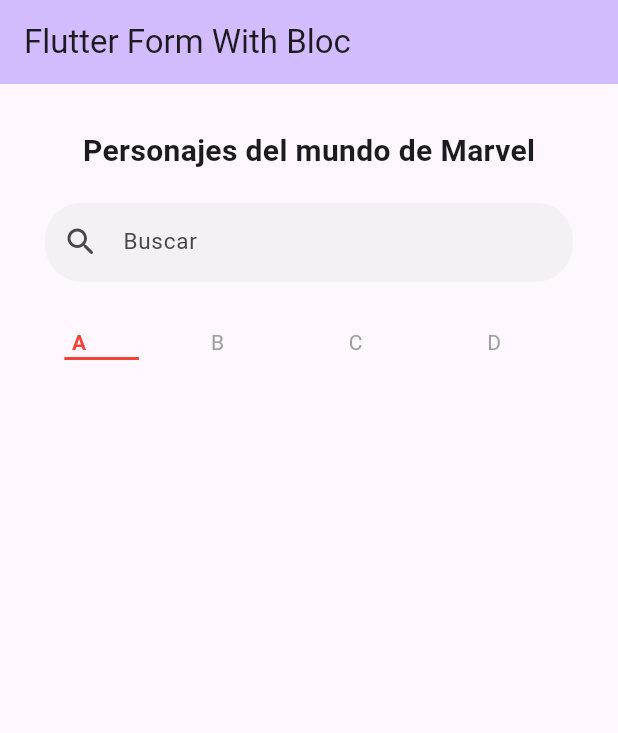
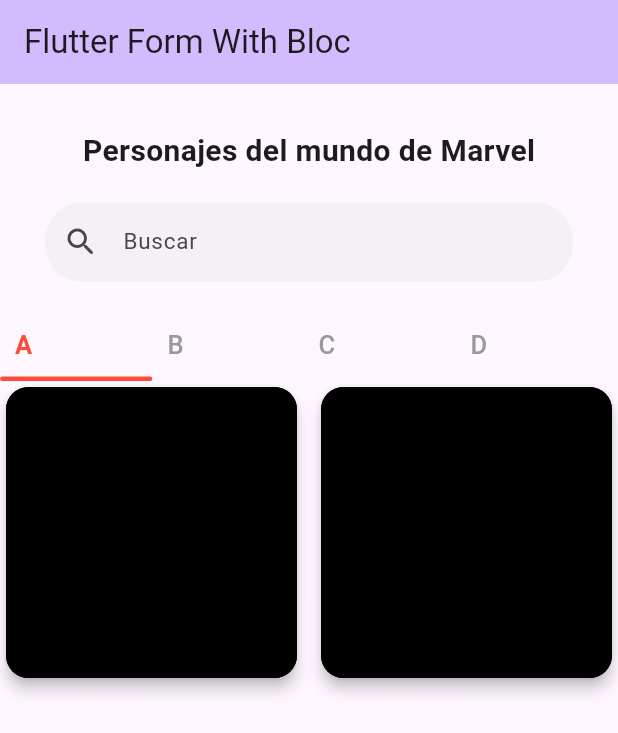
Before and after one commit to CarlosArango/flutter-sergio-clases, a Flutter app: the screen it shows after launch, on a phone screen of 412 x 824 dp. Shown: the top 733 px of the screen. Run offline on Flutter 3.47's test engine with Material 3 defaults, Android fonts, the phone set to English and light mode, and no system bars; our stand-ins replace equatable, flutter_bloc, formz.

Commit message:
grid view and tabs

```diff
--- a/lib/home/presentation/page/home_page.dart
+++ b/lib/home/presentation/page/home_page.dart
@@ -1,6 +1,6 @@
-import 'package:flutter/cupertino.dart';
 import 'package:flutter/material.dart';
-import 'package:flutter/widgets.dart';
+
+import 'package:flutter_application_improves/home/presentation/widgets/tabs_widget.dart';
 
 class HomePage extends StatelessWidget {
   const HomePage({super.key});
@@ -10,9 +10,39 @@
     return const Scaffold(
       appBar: null,
       body: Column(
+        children: [HomePageHeaderWidget(), HomePageBodyWidget()],
+      ),
+    );
+  }
+}
+
+class ListViewNumbers extends StatelessWidget {
+  const ListViewNumbers({super.key});
+
+  @override
+  Widget build(BuildContext context) {
+    final List<int> numbers = List.generate(100, (index) => index + 1);
+
+    return Expanded(
+      child: Column(
         children: [
-          HomePageHeaderWidget(),
-          HomePageBodyWidget(),
+          Expanded(
+            child: ListView.builder(
+              itemCount: numbers.length,
+              itemBuilder: (context, index) {
+                return ListTile(
+                  title: Text(
+                    '${numbers[index]}',
+                    style: const TextStyle(fontSize: 18.0),
+                  ),
+                  onTap: () {
+                    // Acción cuando se selecciona un número en la lista
+                    print('Número seleccionado: ${numbers[index]}');
+                  },
+                );
+              },
+            ),
+          )
         ],
       ),
     );
@@ -86,15 +116,27 @@
 
   @override
   Widget build(BuildContext context) {
-    return Column(
+    return Flexible(
+      child: Column(
         children: [
-        CustomTabWidget(
-          options: _options,
-          selectedIndex: _selectedIndex,
-          onTabChanged: indexState,
+          TabsWidget(
+            onCallBackTabValue: (String value) {
+              ScaffoldMessenger.of(context).clearSnackBars();
+              final snackBar = SnackBar(
+                content: Text(value),
+                action: SnackBarAction(
+                  label: 'Undo',
+                  onPressed: () {
+                    // Some code to undo the change.
+                  },
                 ),
-        // CardListWidget(),
+              );
+              ScaffoldMessenger.of(context).showSnackBar(snackBar);
+            },
+          ),
+          const CardListWidget(),
         ],
+      ),
     );
   }
 }
@@ -167,10 +209,10 @@
   @override
   Widget build(BuildContext context) {
     List<CharacterCardItem> mockItemList = [
-      // CharacterCardItem(
-      //     imageUrl: 'url1', description: 'Description 1', comicsAmmount: '25'),
-      // CharacterCardItem(
-      //     imageUrl: 'url2', description: 'Description 2', comicsAmmount: '32'),
+      CharacterCardItem(
+          imageUrl: 'url1', description: 'Description 1', comicsAmmount: '25'),
+      CharacterCardItem(
+          imageUrl: 'url2', description: 'Description 2', comicsAmmount: '32'),
       // CharacterCardItem(
       //     imageUrl: 'url3', description: 'Description 3', comicsAmmount: '55'),
       // CharacterCardItem(
@@ -179,31 +221,22 @@
       //     imageUrl: 'url5', description: 'Description 5', comicsAmmount: '652'),
     ];
     return Expanded(
-      child: ListView.builder(
-        itemCount: (mockItemList.length / 2).ceil(),
+      child: GridView.builder(
+        scrollDirection: Axis.vertical,
+        gridDelegate: const SliverGridDelegateWithFixedCrossAxisCount(
+          crossAxisCount: 2, // number of items in each row
+          mainAxisSpacing: 8.0, // spacing between rows
+          crossAxisSpacing: 8.0, // spacing between columns
+        ),
+        itemCount: mockItemList.length,
         itemBuilder: ((context, index) {
-          return Row(
-            children: [
-              Flexible(
+          return Flexible(
             fit: FlexFit.loose,
             child: CharacterCardWidget(
-                    imageUrl: mockItemList[index * 2].imageUrl,
-                    description: mockItemList[index * 2].description,
-                    comicsAmmount: mockItemList[index * 2].comicsAmmount,
-                  )),
-              const SizedBox(width: 8),
-              Flexible(
-                fit: FlexFit.loose,
-                child: index * 2 + 1 < mockItemList.length
-                    ? CharacterCardWidget(
-                        imageUrl: mockItemList[index * 2 + 1].imageUrl,
-                        description: mockItemList[index * 2 + 1].description,
-                        comicsAmmount:
-                            mockItemList[index * 2 + 1].comicsAmmount,
-                      )
-                    : const SizedBox(),
+              imageUrl: mockItemList[index].imageUrl,
+              description: mockItemList[index].description,
+              comicsAmmount: mockItemList[index].comicsAmmount,
             ),
-            ],
           );
         }),
       ),
@@ -227,8 +260,14 @@
   Widget build(BuildContext context) {
     return Card(
       elevation: 4,
+      color: Colors.black,
       shape: RoundedRectangleBorder(
+        side: const BorderSide(color: Colors.black, width: 1),
         borderRadius: BorderRadius.circular(15.0),
+      ),
+      child: SizedBox(
+        height: 20,
+        width: 7000,
       ),
     );
   }
--- /dev/null
+++ b/lib/home/presentation/widgets/tabs_widget.dart
@@ -0,0 +1,80 @@
+import 'package:flutter/material.dart';
+
+class TabsWidget extends StatelessWidget {
+  const TabsWidget({super.key, required this.onCallBackTabValue});
+  final Function(String) onCallBackTabValue;
+
+  @override
+  Widget build(BuildContext context) {
+    return _TabBarLetters(
+      onCallBackTabValue: onCallBackTabValue,
+    );
+  }
+}
+
+class _TabBarLetters extends StatefulWidget {
+  const _TabBarLetters({required this.onCallBackTabValue});
+  final Function(String) onCallBackTabValue;
+  @override
+  State<_TabBarLetters> createState() => _TabBarLettersState();
+}
+
+class _TabBarLettersState extends State<_TabBarLetters>
+    with SingleTickerProviderStateMixin {
+  TabController? _tabController;
+  int? tabIndex;
+
+  @override
+  void initState() {
+    _tabController = TabController(length: letters().length, vsync: this);
+
+    super.initState();
+  }
+
+  @override
+  Widget build(BuildContext context) {
+    return TabBar(
+      controller: _tabController,
+      onTap: (value) {
+        widget.onCallBackTabValue(letters()[value]);
+      },
+      unselectedLabelColor: const Color(0xFF99999D),
+      unselectedLabelStyle: const TextStyle(
+        fontSize: 17,
+      ),
+      isScrollable: true,
+      indicatorSize: TabBarIndicatorSize.tab,
+      labelPadding: const EdgeInsets.only(
+        bottom: 10,
+      ),
+      indicatorPadding: EdgeInsets.zero,
+      tabAlignment: TabAlignment.start,
+      labelStyle: const TextStyle(
+        fontSize: 17,
+        color: Color(0xFFFF4B3A),
+        fontWeight: FontWeight.w700,
+      ),
+      indicator: const UnderlineTabIndicator(
+        borderSide: BorderSide(
+          width: 3.0,
+          color: Color(0xFFFF4B3A),
+        ),
+        borderRadius: BorderRadius.all(
+          Radius.circular(32.0),
+        ),
+      ),
+      dividerColor: Colors.transparent,
+      tabs: [
+        ...letters()
+            .map((letter) => Padding(
+                padding: const EdgeInsets.only(right: 80, left: 10),
+                child: Text(letter)))
+            .toList(),
+      ],
+    );
+  }
+
+  List<String> letters() {
+    return List.generate(26, (index) => String.fromCharCode(index + 65));
+  }
+}
```
Lines whose indentation alone changed are shown as unchanged.
